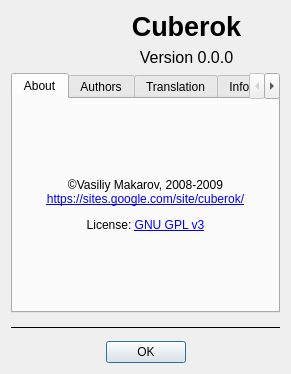
DrMoriarty/cuberok, file src/aboutdialog.ui: the form before one commit.
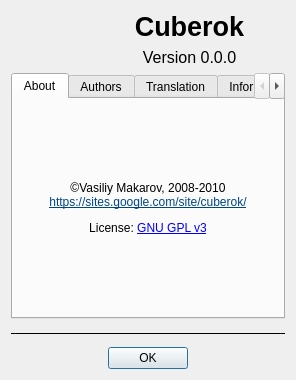
The form after the commit. Icons and pictures are not drawn.

Commit message: custom splash screen

The edit to the form file:
```diff
--- a/src/aboutdialog.ui
+++ b/src/aboutdialog.ui
@@ -6,8 +6,8 @@
    <rect>
     <x>0</x>
     <y>0</y>
-    <width>291</width>
-    <height>374</height>
+    <width>296</width>
+    <height>380</height>
    </rect>
   </property>
   <property name="sizePolicy">
@@ -115,8 +115,8 @@
 &lt;html&gt;&lt;head&gt;&lt;meta name=&quot;qrichtext&quot; content=&quot;1&quot; /&gt;&lt;style type=&quot;text/css&quot;&gt;
 p, li { white-space: pre-wrap; }
 &lt;/style&gt;&lt;/head&gt;&lt;body style=&quot; font-family:'DejaVu Sans'; font-size:9pt; font-weight:400; font-style:normal;&quot;&gt;
-&lt;p style=&quot; margin-top:0px; margin-bottom:0px; margin-left:0px; margin-right:0px; -qt-block-indent:0; text-indent:0px;&quot;&gt;©Vasiliy Makarov, 2008-2009&lt;/p&gt;
-&lt;p style=&quot; margin-top:0px; margin-bottom:0px; margin-left:0px; margin-right:0px; -qt-block-indent:0; text-indent:0px;&quot;&gt;&lt;a href=&quot;https://sites.google.com/site/cuberok/&quot;&gt;https://sites.google.com/site/cuberok/&lt;/a&gt;&lt;/p&gt;
+&lt;p style=&quot; margin-top:0px; margin-bottom:0px; margin-left:0px; margin-right:0px; -qt-block-indent:0; text-indent:0px;&quot;&gt;©Vasiliy Makarov, 2008-2010&lt;/p&gt;
+&lt;p style=&quot; margin-top:0px; margin-bottom:0px; margin-left:0px; margin-right:0px; -qt-block-indent:0; text-indent:0px;&quot;&gt;&lt;a href=&quot;https://sites.google.com/site/cuberok/&quot;&gt;&lt;span style=&quot; text-decoration: underline; color:#00458a;&quot;&gt;https://sites.google.com/site/cuberok/&lt;/span&gt;&lt;/a&gt;&lt;/p&gt;
 &lt;p style=&quot; margin-top:12px; margin-bottom:12px; margin-left:0px; margin-right:0px; -qt-block-indent:0; text-indent:0px;&quot;&gt;License: &lt;a href=&quot;www.gnu.org/licenses/gpl-3.0.html&quot;&gt;&lt;span style=&quot; text-decoration: underline; color:#0000ff;&quot;&gt;GNU GPL v3&lt;/span&gt;&lt;/a&gt;&lt;/p&gt;&lt;/body&gt;&lt;/html&gt;</string>
          </property>
          <property name="alignment">
```
The commit also changes 4 other files.
